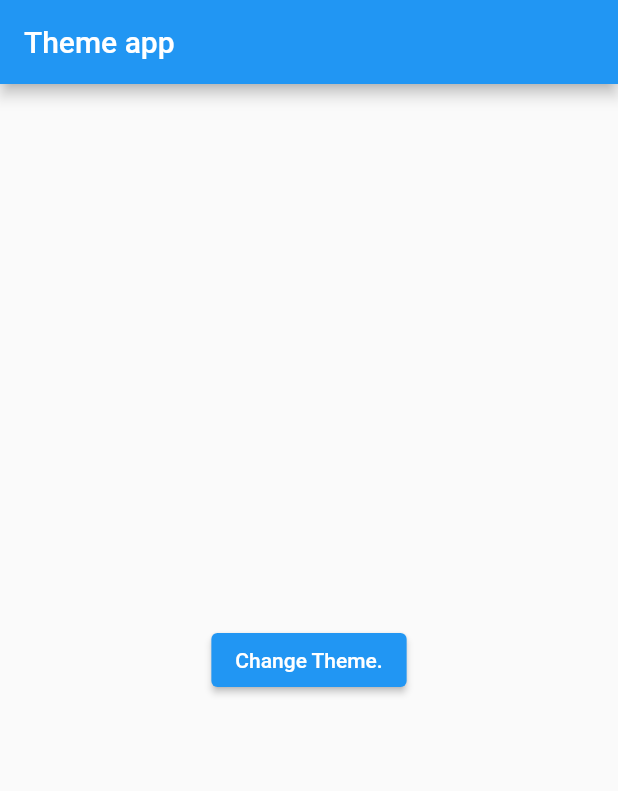
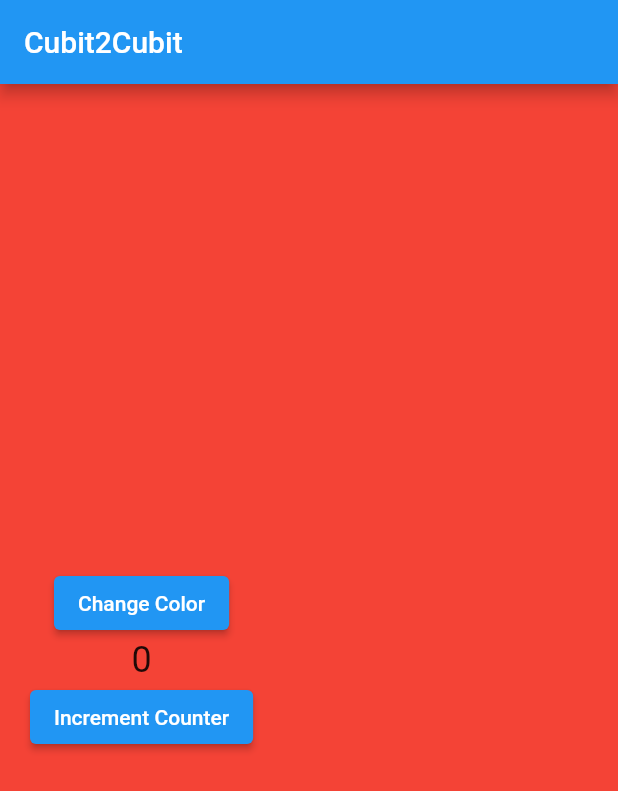
Before and after one commit to mshivkumar/flutter_bloc, a Flutter app: the screen it shows after launch, on a phone screen of 412 x 824 dp. Shown: the top 791 px of the screen. Run offline on Flutter 3.47's test engine with Material 2 defaults, Android fonts, the phone set to English and light mode, and no system bars; our stand-ins replace bloc, equatable, flutter_bloc.

Commit message:
cubit 2 cubit communication

```diff
--- /dev/null
+++ b/lib/cubits/color/color_cubit.dart
@@ -0,0 +1,22 @@
+import 'dart:ui';
+
+import 'package:bloc/bloc.dart';
+import 'package:flutter/material.dart';
+
+part 'color_state.dart';
+
+class ColorCubit extends Cubit<ColorState> {
+  ColorCubit() : super(ColorState.initial());
+
+  void changeColor() {
+    if (state.color == Colors.red) {
+      emit(state.copyWith(color: Colors.green));
+    } else if (state.color == Colors.green) {
+      emit(state.copyWith(color: Colors.blue));
+    } else if (state.color == Colors.blue) {
+      emit(state.copyWith(color: Colors.black));
+    } else if (state.color == Colors.black) {
+      emit(state.copyWith(color: Colors.red));
+    }
+  }
+}
--- /dev/null
+++ b/lib/cubits/color/color_state.dart
@@ -0,0 +1,52 @@
+part of 'color_cubit.dart';
+
+class ColorState {
+  final Color color;
+
+//<editor-fold desc="Data Methods">
+
+  const ColorState({
+    this.color = Colors.red,
+  });
+
+  factory ColorState.initial() {
+    return const ColorState(color: Colors.red);
+  }
+
+  @override
+  bool operator ==(Object other) =>
+      identical(this, other) ||
+      (other is ColorState &&
+          runtimeType == other.runtimeType &&
+          color == other.color);
+
+  @override
+  int get hashCode => color.hashCode;
+
+  @override
+  String toString() {
+    return 'ColorState{ color: $color,}';
+  }
+
+  ColorState copyWith({
+    Color? color,
+  }) {
+    return ColorState(
+      color: color ?? this.color,
+    );
+  }
+
+  Map<String, dynamic> toMap() {
+    return {
+      'color': color,
+    };
+  }
+
+  factory ColorState.fromMap(Map<String, dynamic> map) {
+    return ColorState(
+      color: map['color'] as Color,
+    );
+  }
+
+//</editor-fold>
+}
--- /dev/null
+++ b/lib/cubits/counter/counter_cubit.dart
@@ -0,0 +1,41 @@
+import 'dart:async';
+import 'dart:developer';
+
+import 'package:bloc/bloc.dart';
+import 'package:equatable/equatable.dart';
+import 'package:flutter/material.dart';
+
+import '../color/color_cubit.dart';
+
+part 'counter_state.dart';
+
+class CounterCubit extends Cubit<CounterState> {
+  int incrementCounterSize = 1;
+  final ColorCubit colorCubit;
+  late final StreamSubscription streamSubscription;
+
+  CounterCubit({required this.colorCubit}) : super(CounterState.initial()) {
+    streamSubscription = colorCubit.stream.listen((colorState) {
+      if (colorState.color == Colors.red) {
+        incrementCounterSize = 1;
+      } else if (colorState.color == Colors.green) {
+        incrementCounterSize = 10;
+      } else if (colorState.color == Colors.blue) {
+        incrementCounterSize = 100;
+      } else if (colorState.color == Colors.black) {
+        emit(state.copyWith(counter: state.counter - 100));
+        incrementCounterSize = -100;
+      }
+    });
+  }
+
+  void changeCounter() {
+    emit(state.copyWith(counter: state.counter + incrementCounterSize));
+  }
+
+  @override
+  Future<void> close() {
+    streamSubscription.cancel();
+    return super.close();
+  }
+}
--- /dev/null
+++ b/lib/cubits/counter/counter_state.dart
@@ -0,0 +1,55 @@
+part of 'counter_cubit.dart';
+
+class CounterState extends Equatable {
+  final int counter;
+
+  @override
+  List<Object> get props => [counter];
+
+//<editor-fold desc="Data Methods">
+
+  const CounterState({
+    required this.counter,
+  });
+
+  factory CounterState.initial() {
+    return const CounterState(counter: 0);
+  }
+
+  @override
+  bool operator ==(Object other) =>
+      identical(this, other) ||
+      (other is CounterState &&
+          runtimeType == other.runtimeType &&
+          counter == other.counter);
+
+  @override
+  int get hashCode => counter.hashCode;
+
+  @override
+  String toString() {
+    return 'CounterState{ counter: $counter,}';
+  }
+
+  CounterState copyWith({
+    int? counter,
+  }) {
+    return CounterState(
+      counter: counter ?? this.counter,
+    );
+  }
+
+  Map<String, dynamic> toMap() {
+    return {
+      'counter': counter,
+    };
+  }
+
+  factory CounterState.fromMap(Map<String, dynamic> map) {
+    return CounterState(
+      counter: map['counter'] as int,
+    );
+  }
+
+//</editor-fold>
+}
--- a/lib/cubits/theme/theme_cubit.dart
+++ /dev/null
@@ -1,16 +0,0 @@
-import 'package:bloc/bloc.dart';
-import 'package:equatable/equatable.dart';
-
-part 'theme_state.dart';
-
-class ThemeCubit extends Cubit<ThemeState> {
-  ThemeCubit() : super(ThemeState.initial());
-
-  void changeTheme({required int randInt}) {
-    if (randInt % 2 == 0) {
-      emit(state.copyWith(appTheme: AppTheme.light));
-    } else {
-      emit(state.copyWith(appTheme: AppTheme.dark));
-    }
-  }
-}
--- a/lib/cubits/theme/theme_state.dart
+++ /dev/null
@@ -1,57 +0,0 @@
-part of 'theme_cubit.dart';
-
-enum AppTheme { light, dark }
-
-class ThemeState extends Equatable {
-  final AppTheme appTheme;
-
-  @override
-  List<Object> get props => [appTheme];
-
-//<editor-fold desc="Data Methods">
-
-  const ThemeState({
-    this.appTheme = AppTheme.light,
-  });
-
-  factory ThemeState.initial() {
-    return const ThemeState(appTheme: AppTheme.light);
-  }
-
-  @override
-  bool operator ==(Object other) =>
-      identical(this, other) ||
-      (other is ThemeState &&
-          runtimeType == other.runtimeType &&
-          appTheme == other.appTheme);
-
-  @override
-  int get hashCode => appTheme.hashCode;
-
-  @override
-  String toString() {
-    return 'ThemeState{ appTheme: $appTheme,}';
-  }
-
-  ThemeState copyWith({
-    AppTheme? appTheme,
-  }) {
-    return ThemeState(
-      appTheme: appTheme ?? this.appTheme,
-    );
-  }
-
-  Map<String, dynamic> toMap() {
-    return {
-      'appTheme': appTheme,
-    };
-  }
-
-  factory ThemeState.fromMap(Map<String, dynamic> map) {
-    return ThemeState(
-      appTheme: map['appTheme'] as AppTheme,
-    );
-  }
-
-//</editor-fold>
-}
--- a/lib/main.dart
+++ b/lib/main.dart
@@ -2,7 +2,8 @@ import 'package:flutter/material.dart';
 import 'package:flutter_bloc/flutter_bloc.dart';
 import 'package:testapp/screens/home_page.dart';
 
-import 'cubits/theme/theme_cubit.dart';
+import 'cubits/color/color_cubit.dart';
+import 'cubits/counter/counter_cubit.dart';
 
 void main() {
   runApp(const MyApp());
@@ -14,17 +15,22 @@ class MyApp extends StatelessWidget {
   // This widget is the root of your application.
   @override
   Widget build(BuildContext context) {
-    return BlocProvider(
-      create: (context) => ThemeCubit(),
-      child: Builder(builder: (context) {
-        return MaterialApp(
-          title: 'Flutter Demo',
-          theme: context.watch<ThemeCubit>().state.appTheme == AppTheme.light
-              ? ThemeData.light()
-              : ThemeData.dark(),
-          home: const HomePage(),
-        );
-      }),
+    return MultiBlocProvider(
+      providers: [
+        BlocProvider(
+          create: (context) => ColorCubit(),
+        ),
+        BlocProvider(
+          create: (context) => CounterCubit(
+            colorCubit: context.read<ColorCubit>(),
+          ),
+        ),
+      ],
+      child: MaterialApp(
+        title: 'Flutter Demo',
+        theme: ThemeData.light(),
+        home: const HomePage(),
+      ),
     );
   }
 }
--- a/lib/screens/home_page.dart
+++ b/lib/screens/home_page.dart
@@ -1,9 +1,10 @@
 import 'dart:math';
 
 import 'package:flutter/material.dart';
-import 'package:provider/provider.dart';
+import 'package:flutter_bloc/flutter_bloc.dart';
+import 'package:testapp/cubits/counter/counter_cubit.dart';
 
-import '../cubits/theme/theme_cubit.dart';
+import '../cubits/color/color_cubit.dart';
 
 class HomePage extends StatelessWidget {
   const HomePage({Key? key}) : super(key: key);
@@ -11,17 +12,34 @@ class HomePage extends StatelessWidget {
   @override
   Widget build(BuildContext context) {
     return Scaffold(
+      backgroundColor: context.watch<ColorCubit>().state.color,
       appBar: AppBar(
-        title: const Text('Theme app'),
+        title: const Text('Cubit2Cubit'),
       ),
-      body: Center(
-        child: ElevatedButton(
-          onPressed: () {
-            final int randInt = Random().nextInt(10);
-            print('Random number: $randInt');
-            context.read<ThemeCubit>().changeTheme(randInt: randInt);
-          },
-          child: const Text('Change Theme.'),
+      body: Padding(
+        padding: const EdgeInsets.all(20.0),
+        child: Column(
+          mainAxisSize: MainAxisSize.max,
+          mainAxisAlignment: MainAxisAlignment.center,
+          crossAxisAlignment: CrossAxisAlignment.center,
+          children: [
+            ElevatedButton(
+              onPressed: () {
+                context.read<ColorCubit>().changeColor();
+              },
+              child: const Text('Change Color'),
+            ),
+            Text(
+              '${context.watch<CounterCubit>().state.counter}',
+              style: const TextStyle(fontSize: 24),
+            ),
+            ElevatedButton(
+              onPressed: () {
+                context.read<CounterCubit>().changeCounter();
+              },
+              child: const Text('Increment Counter'),
+            ),
+          ],
         ),
       ),
     );
```
